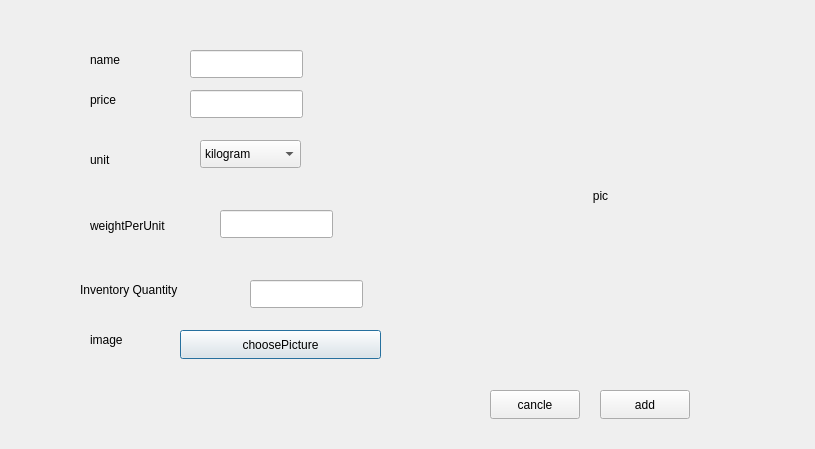
The window that CakeManager/src/ui/MaterialCard/addingredientdialog.ui (mohammad23-c/CakeManager) describes before a commit, drawn with Qt 5.
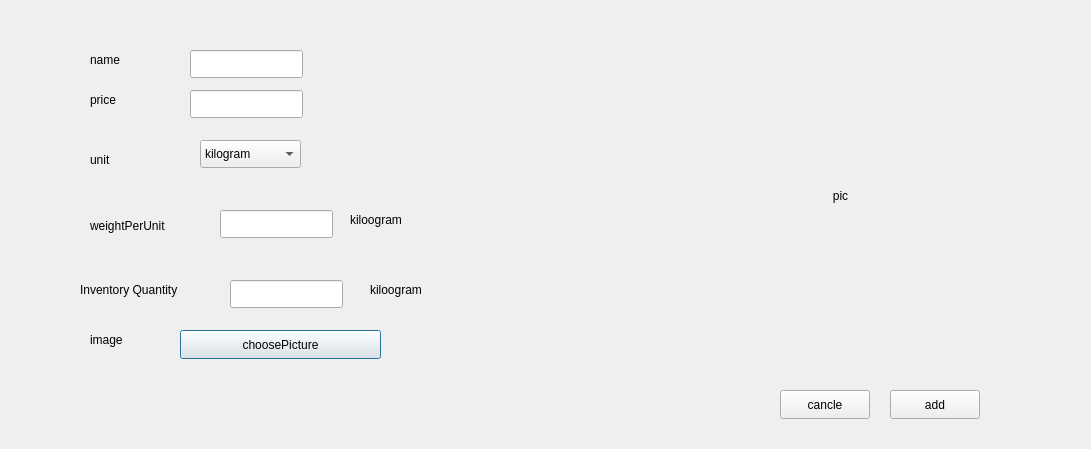
The same window after the commit.

```diff
--- a/CakeManager/src/ui/MaterialCard/addingredientdialog.ui
+++ b/CakeManager/src/ui/MaterialCard/addingredientdialog.ui
@@ -6,7 +6,7 @@
    <rect>
     <x>0</x>
     <y>0</y>
-    <width>815</width>
+    <width>1091</width>
     <height>449</height>
    </rect>
   </property>
@@ -124,7 +124,7 @@
   <widget class="QLineEdit" name="lineEditInventoryWeight">
    <property name="geometry">
     <rect>
-     <x>250</x>
+     <x>230</x>
      <y>280</y>
      <width>113</width>
      <height>28</height>
@@ -172,7 +172,7 @@
   <widget class="QLabel" name="labelPicture">
    <property name="geometry">
     <rect>
-     <x>430</x>
+     <x>670</x>
      <y>40</y>
      <width>341</width>
      <height>311</height>
@@ -188,7 +188,7 @@
   <widget class="QPushButton" name="pushButton">
    <property name="geometry">
     <rect>
-     <x>600</x>
+     <x>890</x>
      <y>390</y>
      <width>90</width>
      <height>29</height>
@@ -201,7 +201,7 @@
   <widget class="QPushButton" name="pushButton_2">
    <property name="geometry">
     <rect>
-     <x>490</x>
+     <x>780</x>
      <y>390</y>
      <width>90</width>
      <height>29</height>
@@ -211,6 +211,32 @@
     <string>cancle</string>
    </property>
   </widget>
+  <widget class="QLabel" name="label_7">
+   <property name="geometry">
+    <rect>
+     <x>350</x>
+     <y>210</y>
+     <width>71</width>
+     <height>20</height>
+    </rect>
+   </property>
+   <property name="text">
+    <string>kiloogram</string>
+   </property>
+  </widget>
+  <widget class="QLabel" name="label_8">
+   <property name="geometry">
+    <rect>
+     <x>370</x>
+     <y>280</y>
+     <width>71</width>
+     <height>20</height>
+    </rect>
+   </property>
+   <property name="text">
+    <string>kiloogram</string>
+   </property>
+  </widget>
  </widget>
  <resources/>
  <connections/>
```
